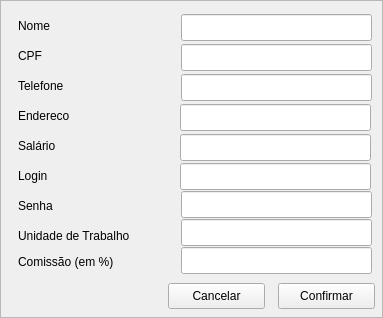
Old version of the form SIF_GUI/View/TelaCadastroVendedor.ui in the repository VitorDiToro/EC206-EngenhariaDeSoftware2.
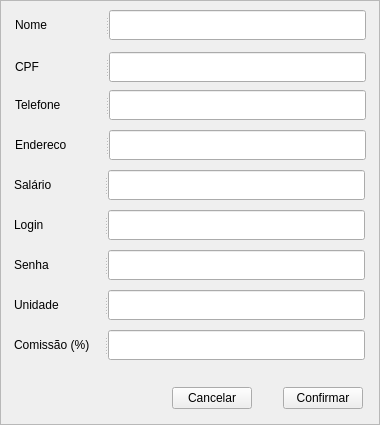
New version of the form.

Commit message: Padrnização dos labels e tamanho das telas

```diff
--- a/SIF_GUI/View/TelaCadastroVendedor.ui
+++ b/SIF_GUI/View/TelaCadastroVendedor.ui
@@ -6,10 +6,22 @@
    <rect>
     <x>0</x>
     <y>0</y>
-    <width>383</width>
-    <height>318</height>
+    <width>380</width>
+    <height>425</height>
    </rect>
   </property>
+  <property name="minimumSize">
+   <size>
+    <width>380</width>
+    <height>425</height>
+   </size>
+  </property>
+  <property name="maximumSize">
+   <size>
+    <width>380</width>
+    <height>425</height>
+   </size>
+  </property>
   <property name="windowTitle">
    <string>Cadastro de Vendedor</string>
   </property>
@@ -19,238 +31,323 @@
   <property name="frameShadow">
    <enum>QFrame::Raised</enum>
   </property>
-  <widget class="QLabel" name="label">
+  <widget class="QWidget" name="">
    <property name="geometry">
     <rect>
-     <x>18</x>
-     <y>17</y>
-     <width>67</width>
-     <height>17</height>
-    </rect>
-   </property>
-   <property name="text">
-    <string>Nome</string>
-   </property>
-  </widget>
-  <widget class="QLabel" name="label_2">
-   <property name="geometry">
-    <rect>
-     <x>18</x>
-     <y>47</y>
-     <width>67</width>
-     <height>17</height>
-    </rect>
-   </property>
-   <property name="text">
-    <string>CPF</string>
-   </property>
-  </widget>
-  <widget class="QLabel" name="label_7">
-   <property name="geometry">
-    <rect>
-     <x>18</x>
-     <y>197</y>
-     <width>67</width>
-     <height>17</height>
-    </rect>
-   </property>
-   <property name="text">
-    <string>Senha</string>
-   </property>
-  </widget>
-  <widget class="QLabel" name="label_5">
-   <property name="geometry">
-    <rect>
-     <x>18</x>
-     <y>167</y>
-     <width>67</width>
-     <height>17</height>
-    </rect>
-   </property>
-   <property name="text">
-    <string>Login</string>
-   </property>
-  </widget>
-  <widget class="QLabel" name="label_3">
-   <property name="geometry">
-    <rect>
-     <x>18</x>
-     <y>77</y>
-     <width>67</width>
-     <height>17</height>
-    </rect>
-   </property>
-   <property name="text">
-    <string>Telefone</string>
-   </property>
-  </widget>
-  <widget class="QLineEdit" name="lineEdit_6">
-   <property name="geometry">
-    <rect>
-     <x>180</x>
-     <y>163</y>
+     <x>172</x>
+     <y>380</y>
      <width>191</width>
-     <height>27</height>
+     <height>36</height>
     </rect>
    </property>
+   <layout class="QGridLayout" name="gridLayout">
+    <item row="0" column="0">
+     <widget class="QPushButton" name="pushButton_4">
+      <property name="text">
+       <string>Cancelar</string>
+      </property>
+     </widget>
+    </item>
+    <item row="0" column="2">
+     <widget class="QPushButton" name="pushButton_3">
+      <property name="text">
+       <string>Confirmar</string>
+      </property>
+     </widget>
+    </item>
+    <item row="0" column="1">
+     <spacer name="horizontalSpacer">
+      <property name="orientation">
+       <enum>Qt::Horizontal</enum>
+      </property>
+      <property name="sizeHint" stdset="0">
+       <size>
+        <width>40</width>
+        <height>20</height>
+       </size>
+      </property>
+     </spacer>
+    </item>
+   </layout>
   </widget>
-  <widget class="QLineEdit" name="lineEdit_2">
+  <widget class="QSplitter" name="splitter">
    <property name="geometry">
     <rect>
-     <x>181</x>
-     <y>44</y>
-     <width>191</width>
-     <height>27</height>
+     <x>14</x>
+     <y>330</y>
+     <width>351</width>
+     <height>32</height>
     </rect>
    </property>
-  </widget>
-  <widget class="QLineEdit" name="lineEdit_3">
-   <property name="geometry">
-    <rect>
-     <x>181</x>
-     <y>74</y>
-     <width>191</width>
-     <height>27</height>
-    </rect>
+   <property name="orientation">
+    <enum>Qt::Horizontal</enum>
    </property>
+   <widget class="QLabel" name="label_9">
+    <property name="minimumSize">
+     <size>
+      <width>90</width>
+      <height>30</height>
+     </size>
+    </property>
+    <property name="maximumSize">
+     <size>
+      <width>90</width>
+      <height>30</height>
+     </size>
+    </property>
+    <property name="text">
+     <string>Comissão (%)</string>
+    </property>
+   </widget>
+   <widget class="QLineEdit" name="lineEdit_9"/>
   </widget>
-  <widget class="QLineEdit" name="lineEdit_5">
+  <widget class="QSplitter" name="splitter_2">
    <property name="geometry">
     <rect>
-     <x>180</x>
-     <y>134</y>
-     <width>191</width>
-     <height>27</height>
+     <x>14</x>
+     <y>290</y>
+     <width>351</width>
+     <height>32</height>
     </rect>
    </property>
-  </widget>
-  <widget class="QLabel" name="label_4">
-   <property name="geometry">
-    <rect>
-     <x>18</x>
-     <y>107</y>
-     <width>67</width>
-     <height>17</height>
-    </rect>
+   <property name="orientation">
+    <enum>Qt::Horizontal</enum>
    </property>
-   <property name="text">
-    <string>Endereco</string>
-   </property>
+   <widget class="QLabel" name="label_8">
+    <property name="minimumSize">
+     <size>
+      <width>90</width>
+      <height>30</height>
+     </size>
+    </property>
+    <property name="maximumSize">
+     <size>
+      <width>90</width>
+      <height>30</height>
+     </size>
+    </property>
+    <property name="text">
+     <string>Unidade</string>
+    </property>
+   </widget>
+   <widget class="QLineEdit" name="lineEdit_8"/>
   </widget>
-  <widget class="QLineEdit" name="lineEdit_7">
+  <widget class="QSplitter" name="splitter_3">
    <property name="geometry">
     <rect>
-     <x>181</x>
-     <y>191</y>
-     <width>191</width>
-     <height>27</height>
+     <x>14</x>
+     <y>250</y>
+     <width>351</width>
+     <height>32</height>
     </rect>
    </property>
-  </widget>
-  <widget class="QLineEdit" name="lineEdit_9">
-   <property name="geometry">
-    <rect>
-     <x>181</x>
-     <y>247</y>
-     <width>191</width>
-     <height>27</height>
-    </rect>
+   <property name="orientation">
+    <enum>Qt::Horizontal</enum>
    </property>
+   <widget class="QLabel" name="label_7">
+    <property name="minimumSize">
+     <size>
+      <width>90</width>
+      <height>30</height>
+     </size>
+    </property>
+    <property name="maximumSize">
+     <size>
+      <width>90</width>
+      <height>30</height>
+     </size>
+    </property>
+    <property name="text">
+     <string>Senha</string>
+    </property>
+   </widget>
+   <widget class="QLineEdit" name="lineEdit_7"/>
   </widget>
-  <widget class="QLabel" name="label_6">
+  <widget class="QSplitter" name="splitter_4">
    <property name="geometry">
     <rect>
-     <x>18</x>
-     <y>137</y>
-     <width>67</width>
-     <height>17</height>
+     <x>14</x>
+     <y>210</y>
+     <width>351</width>
+     <height>32</height>
     </rect>
    </property>
-   <property name="text">
-    <string>Salário</string>
+   <property name="orientation">
+    <enum>Qt::Horizontal</enum>
    </property>
+   <widget class="QLabel" name="label_5">
+    <property name="minimumSize">
+     <size>
+      <width>90</width>
+      <height>30</height>
+     </size>
+    </property>
+    <property name="maximumSize">
+     <size>
+      <width>90</width>
+      <height>30</height>
+     </size>
+    </property>
+    <property name="text">
+     <string>Login</string>
+    </property>
+   </widget>
+   <widget class="QLineEdit" name="lineEdit_6"/>
   </widget>
-  <widget class="QLineEdit" name="lineEdit">
+  <widget class="QSplitter" name="splitter_5">
    <property name="geometry">
     <rect>
-     <x>181</x>
-     <y>14</y>
-     <width>191</width>
-     <height>27</height>
+     <x>14</x>
+     <y>170</y>
+     <width>351</width>
+     <height>32</height>
     </rect>
    </property>
-  </widget>
-  <widget class="QLineEdit" name="lineEdit_8">
-   <property name="geometry">
-    <rect>
-     <x>181</x>
-     <y>219</y>
-     <width>191</width>
-     <height>27</height>
-    </rect>
+   <property name="orientation">
+    <enum>Qt::Horizontal</enum>
    </property>
+   <widget class="QLabel" name="label_6">
+    <property name="minimumSize">
+     <size>
+      <width>90</width>
+      <height>30</height>
+     </size>
+    </property>
+    <property name="maximumSize">
+     <size>
+      <width>90</width>
+      <height>30</height>
+     </size>
+    </property>
+    <property name="text">
+     <string>Salário</string>
+    </property>
+   </widget>
+   <widget class="QLineEdit" name="lineEdit_5"/>
   </widget>
-  <widget class="QLineEdit" name="lineEdit_4">
+  <widget class="QSplitter" name="splitter_6">
    <property name="geometry">
     <rect>
-     <x>180</x>
-     <y>104</y>
-     <width>191</width>
-     <height>27</height>
+     <x>15</x>
+     <y>130</y>
+     <width>351</width>
+     <height>32</height>
     </rect>
    </property>
-  </widget>
-  <widget class="QLabel" name="label_8">
-   <property name="geometry">
-    <rect>
-     <x>18</x>
-     <y>227</y>
-     <width>151</width>
-     <height>17</height>
-    </rect>
+   <property name="orientation">
+    <enum>Qt::Horizontal</enum>
    </property>
-   <property name="text">
-    <string>Unidade de Trabalho</string>
-   </property>
+   <widget class="QLabel" name="label_4">
+    <property name="minimumSize">
+     <size>
+      <width>90</width>
+      <height>30</height>
+     </size>
+    </property>
+    <property name="maximumSize">
+     <size>
+      <width>90</width>
+      <height>30</height>
+     </size>
+    </property>
+    <property name="text">
+     <string>Endereco</string>
+    </property>
+   </widget>
+   <widget class="QLineEdit" name="lineEdit_4"/>
   </widget>
-  <widget class="QPushButton" name="pushButton_3">
+  <widget class="QSplitter" name="splitter_7">
    <property name="geometry">
     <rect>
-     <x>278</x>
-     <y>283</y>
-     <width>97</width>
-     <height>26</height>
+     <x>15</x>
+     <y>90</y>
+     <width>351</width>
+     <height>32</height>
     </rect>
    </property>
-   <property name="text">
-    <string>Confirmar</string>
+   <property name="orientation">
+    <enum>Qt::Horizontal</enum>
    </property>
+   <widget class="QLabel" name="label_3">
+    <property name="minimumSize">
+     <size>
+      <width>90</width>
+      <height>30</height>
+     </size>
+    </property>
+    <property name="maximumSize">
+     <size>
+      <width>90</width>
+      <height>30</height>
+     </size>
+    </property>
+    <property name="text">
+     <string>Telefone</string>
+    </property>
+   </widget>
+   <widget class="QLineEdit" name="lineEdit_3"/>
   </widget>
-  <widget class="QLabel" name="label_9">
+  <widget class="QSplitter" name="splitter_8">
    <property name="geometry">
     <rect>
-     <x>18</x>
-     <y>253</y>
-     <width>151</width>
-     <height>17</height>
+     <x>15</x>
+     <y>52</y>
+     <width>351</width>
+     <height>32</height>
     </rect>
    </property>
-   <property name="text">
-    <string>Comissão (em %)</string>
+   <property name="orientation">
+    <enum>Qt::Horizontal</enum>
    </property>
+   <widget class="QLabel" name="label_2">
+    <property name="minimumSize">
+     <size>
+      <width>90</width>
+      <height>30</height>
+     </size>
+    </property>
+    <property name="maximumSize">
+     <size>
+      <width>90</width>
+      <height>30</height>
+     </size>
+    </property>
+    <property name="text">
+     <string>CPF</string>
+    </property>
+   </widget>
+   <widget class="QLineEdit" name="lineEdit_2"/>
   </widget>
-  <widget class="QPushButton" name="pushButton_4">
+  <widget class="QSplitter" name="splitter_9">
    <property name="geometry">
     <rect>
-     <x>168</x>
-     <y>283</y>
-     <width>97</width>
-     <height>26</height>
+     <x>15</x>
+     <y>10</y>
+     <width>351</width>
+     <height>32</height>
     </rect>
    </property>
-   <property name="text">
-    <string>Cancelar</string>
+   <property name="orientation">
+    <enum>Qt::Horizontal</enum>
    </property>
+   <widget class="QLabel" name="label">
+    <property name="minimumSize">
+     <size>
+      <width>90</width>
+      <height>30</height>
+     </size>
+    </property>
+    <property name="maximumSize">
+     <size>
+      <width>90</width>
+      <height>30</height>
+     </size>
+    </property>
+    <property name="text">
+     <string>Nome</string>
+    </property>
+   </widget>
+   <widget class="QLineEdit" name="lineEdit"/>
   </widget>
  </widget>
  <tabstops>
```
The commit also changes 18 other files.
